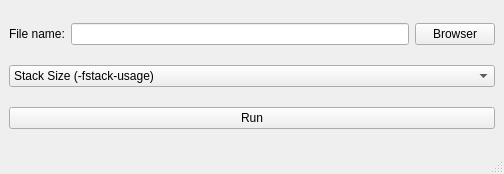
nguyenthangphong/call-tree, file call-tree/calltree.ui: the form before one commit.
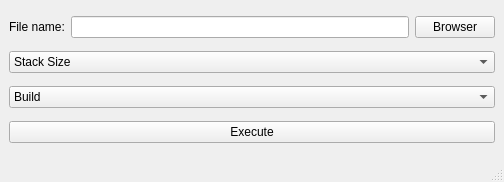
The form after the commit.

Diff of the .ui file:
```diff
--- a/call-tree/calltree.ui
+++ b/call-tree/calltree.ui
@@ -7,7 +7,7 @@
     <x>0</x>
     <y>0</y>
     <width>504</width>
-    <height>174</height>
+    <height>182</height>
    </rect>
   </property>
   <property name="windowTitle">
@@ -40,7 +40,7 @@
      <widget class="QComboBox" name="comboBox">
       <item>
        <property name="text">
-        <string>Stack Size (-fstack-usage)</string>
+        <string>Stack Size</string>
        </property>
       </item>
       <item>
@@ -51,9 +51,28 @@
      </widget>
     </item>
     <item>
-     <widget class="QPushButton" name="runButton">
+     <widget class="QComboBox" name="modeComboBox">
+      <item>
+       <property name="text">
+        <string>Build</string>
+       </property>
+      </item>
+      <item>
+       <property name="text">
+        <string>Run</string>
+       </property>
+      </item>
+      <item>
+       <property name="text">
+        <string>Clean</string>
+       </property>
+      </item>
+     </widget>
+    </item>
+    <item>
+     <widget class="QPushButton" name="executeButton">
       <property name="text">
-       <string>Run</string>
+       <string>Execute</string>
       </property>
      </widget>
     </item>
```
Left out of the diff: 6 changed lines with no effect on the pictures.
